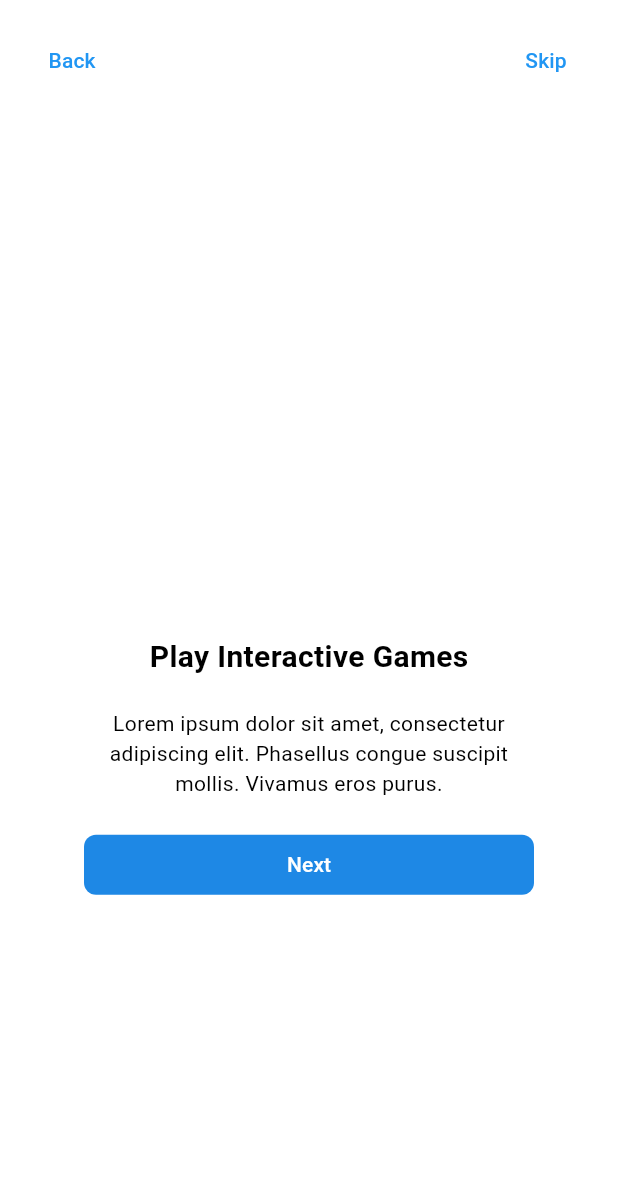
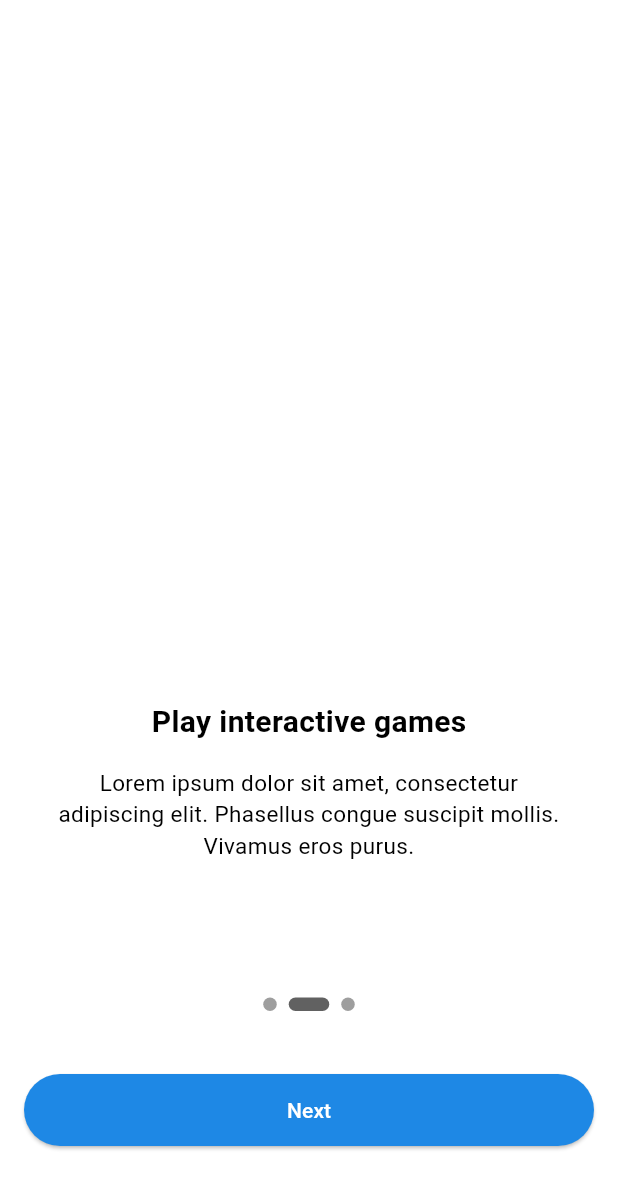
Before and after one commit to UBC-BEST/M2M-App, a Flutter app: the screen it shows after launch, after a tap on "Next", on a phone screen of 412 x 824 dp. Shown: the top 1189 px of the screen. Run offline on Flutter 3.47's test engine with Material 3 defaults, Android fonts, the phone set to English and light mode, and no system bars; drawn by our look-alikes of smooth_page_indicator; our stand-ins replace local_auth; missing offline and left inert: flutter_unity_widget.

Commit message:
Added in smooth_page_indicator, condensing code from 3 files into 1 - Easier to read, condensed code with a better UX/UI Introduction Design - Corresponds with the M2M-Wireframes on Figma

```diff
--- a/lib/main.dart
+++ b/lib/main.dart
@@ -1,7 +1,7 @@
 // main.dart
 import 'package:flutter/material.dart';
 
-import 'pages/Intro/intro1_page.dart';
+import 'pages/Intro/intro_pages.dart';
 
 void main() => runApp(const MainApp());
 
@@ -38,7 +38,7 @@ class NavigationScreen extends StatelessWidget {
   Widget build(BuildContext context) {
     return const Scaffold(
       body: Center(
-        child: IntroPage1(),
+        child: IntroPages(),
       ),
     );
   }
--- a/lib/pages/Intro/intro1_page.dart
+++ /dev/null
@@ -1,102 +0,0 @@
-import 'package:flutter/material.dart';
-import 'package:m2mapp/pages/Login/login_page.dart';
-import 'intro2_page.dart';
-
-void main() {
-  runApp(const MyApp());
-}
-
-class MyApp extends StatelessWidget {
-  const MyApp({super.key});
-
-  @override
-  Widget build(BuildContext context) {
-    return const MaterialApp(
-      home: IntroPage1(),
-    );
-  }
-}
-
-class IntroPage1 extends StatelessWidget {
-  const IntroPage1({super.key});
-
-  @override
-  Widget build(BuildContext context) {
-    return Scaffold(
-      body: Stack(
-        children: [
-          // Top Right Skip Button
-          SafeArea(
-            child: Align(
-              alignment: Alignment.topRight,
-              child: Padding(
-                padding: const EdgeInsets.all(16.0),
-                child: TextButton(
-                  style: TextButton.styleFrom(foregroundColor: Colors.blue),
-                  onPressed: () {
-                    Navigator.push(
-                      context,
-                      MaterialPageRoute(
-                        builder: (context) => const LoginPage(),
-                      ),
-                    );
-                  },
-                  child: const Text('Skip'),
-                ),
-              ),
-            ),
-          ),
-          // Centered Content
-          Center(
-            child: SingleChildScrollView(
-              child: SizedBox(
-                width: 300,
-                child: Column(
-                  mainAxisAlignment: MainAxisAlignment.center,
-                  crossAxisAlignment: CrossAxisAlignment.center,
-                  children: [
-                    const SizedBox(height: 200),
-                    const Text(
-                      'Complete Exercises',
-                      style: TextStyle(
-                        fontWeight: FontWeight.bold,
-                        fontSize: 20,
-                      ),
-                    ),
-                    const SizedBox(height: 20),
-                    const Text(
-                      'Lorem ipsum dolor sit amet, consectetur adipiscing elit. Phasellus congue suscipit mollis. Vivamus eros purus.',
-                      textAlign: TextAlign.center,
-                    ),
-                    const SizedBox(height: 20),
-                    SizedBox(
-                      width: double.infinity,
-                      child: TextButton(
-                        style: TextButton.styleFrom(
-                          foregroundColor: Colors.white,
-                          backgroundColor: Colors.blue.shade600,
-                          shape: RoundedRectangleBorder(
-                            borderRadius: BorderRadius.circular(8.0),
-                          ),
-                        ),
-                        onPressed: () {
-                          Navigator.push(
-                            context,
-                            MaterialPageRoute(
-                              builder: (context) => const IntroPage2(),
-                            ),
-                          );
-                        },
-                        child: const Text('Next'),
-                      ),
-                    ),
-                  ],
-                ),
-              ),
-            ),
-          ),
-        ],
-      ),
-    );
-  }
-}
--- a/lib/pages/Intro/intro2_page.dart
+++ /dev/null
@@ -1,128 +0,0 @@
-import 'package:flutter/material.dart';
-import 'package:m2mapp/pages/Intro/intro1_page.dart';
-import 'intro3_page.dart';
-import '../Login/login_page.dart';
-
-class IntroPage2 extends StatelessWidget {
-  const IntroPage2({super.key});
-  // All of Intro Pages 1-3 contain the exact same code
-  @override
-  Widget build(BuildContext context) {
-    return Scaffold(
-      body: Stack(
-        children: [
-          // Wrap both button with SafeArea to avoid notches
-          SafeArea(
-            child: Align(
-              alignment: Alignment.topLeft,
-              child: Padding(
-                padding: const EdgeInsets.all(16.0),
-                // Top Left Skip Button
-                child: TextButton(
-                  style: TextButton.styleFrom(foregroundColor: Colors.blue),
-                  onPressed: () {
-                    Navigator.push(
-                      context,
-                      PageRouteBuilder(
-                        pageBuilder: (context, animation, secondaryAnimation) =>
-                            const IntroPage1(),
-                        transitionsBuilder:
-                            (context, animation, secondaryAnimation, child) {
-                          // Custom slide transition for when the user wants to go back
-                          const begin = Offset(-1.0, 0.0);
-                          const end = Offset.zero;
-                          const curve = Curves.ease;
-
-                          var tween = Tween(begin: begin, end: end)
-                              .chain(CurveTween(curve: curve));
-
-                          return SlideTransition(
-                            position: animation.drive(tween),
-                            child: child,
-                          );
-                        },
-                      ),
-                    );
-                  },
-                  child: const Text('Back'),
-                ),
-              ),
-            ),
-          ),
-          // Wrap both button with SafeArea to avoid notches or hole punches
-          SafeArea(
-            child: Align(
-              alignment: Alignment.topRight,
-              child: Padding(
-                padding: const EdgeInsets.all(16.0),
-                // Top Right Text Button
-                child: TextButton(
-                  style: TextButton.styleFrom(foregroundColor: Colors.blue),
-                  onPressed: () {
-                    Navigator.push(
-                      context,
-                      MaterialPageRoute(
-                        builder: (context) => const LoginPage(),
-                      ),
-                    );
-                  },
-                  child: const Text('Skip'),
-                ),
-              ),
-            ),
-          ),
-
-          // Centered Content (text and title pretty much)
-          Center(
-            child: SingleChildScrollView(
-              child: SizedBox(
-                width: 300,
-                child: Column(
-                  mainAxisAlignment: MainAxisAlignment.center,
-                  crossAxisAlignment: CrossAxisAlignment.center,
-                  children: [
-                    const SizedBox(height: 200),
-                    const Text(
-                      'Play Interactive Games',
-                      style: TextStyle(
-                        fontWeight: FontWeight.bold,
-                        fontSize: 20,
-                      ),
-                    ),
-                    const SizedBox(height: 20),
-                    const Text(
-                      'Lorem ipsum dolor sit amet, consectetur adipiscing elit. Phasellus congue suscipit mollis. Vivamus eros purus.',
-                      textAlign: TextAlign.center,
-                    ),
-                    const SizedBox(height: 20),
-                    SizedBox(
-                      width: double.infinity,
-                      child: TextButton(
-                        style: TextButton.styleFrom(
-                          foregroundColor: Colors.white,
-                          backgroundColor: Colors.blue.shade600,
-                          shape: RoundedRectangleBorder(
-                            borderRadius: BorderRadius.circular(8.0),
-                          ),
-                        ),
-                        onPressed: () {
-                          Navigator.push(
-                            context,
-                            MaterialPageRoute(
-                              builder: (context) => const IntroPage3(),
-                            ),
-                          );
-                        },
-                        child: const Text('Next'),
-                      ),
-                    ),
-                  ],
-                ),
-              ),
-            ),
-          ),
-        ],
-      ),
-    );
-  }
-}
--- /dev/null
+++ b/lib/pages/Intro/intro_pages.dart
@@ -0,0 +1,155 @@
+import 'package:flutter/material.dart';
+import 'package:smooth_page_indicator/smooth_page_indicator.dart';
+import 'package:m2mapp/pages/Login/login_page.dart';
+
+void main() {
+  runApp(const MyApp());
+}
+
+class MyApp extends StatelessWidget {
+  const MyApp({super.key});
+
+  @override
+  Widget build(BuildContext context) {
+    return const MaterialApp(
+      home: IntroPages(),
+    );
+  }
+}
+
+class IntroPages extends StatefulWidget {
+  const IntroPages({super.key});
+
+  @override
+  State<IntroPages> createState() => _IntroPagesState();
+}
+
+class _IntroPagesState extends State<IntroPages> {
+  final PageController _pageController = PageController();
+  int _currentPage = 0; // Track the current page index
+
+  @override
+  void dispose() {
+    _pageController.dispose();
+    super.dispose();
+  }
+
+  @override
+  Widget build(BuildContext context) {
+    return Scaffold(
+      body: Stack(
+        children: [
+          // PageView to hold multiple intro pages
+          PageView(
+            controller: _pageController,
+            onPageChanged: (index) {
+              setState(() {
+                _currentPage = index; // Update the current page index
+              });
+            },
+            children: [
+              _buildPage(
+                title: 'Complete exercises',
+                description:
+                    'Lorem ipsum dolor sit amet, consectetur adipiscing elit. Phasellus congue suscipit mollis. Vivamus eros purus.',
+              ),
+              _buildPage(
+                title: 'Play interactive games',
+                description:
+                    'Lorem ipsum dolor sit amet, consectetur adipiscing elit. Phasellus congue suscipit mollis. Vivamus eros purus.',
+              ),
+              _buildPage(
+                title: 'Track your progress',
+                description:
+                    'Lorem ipsum dolor sit amet, consectetur adipiscing elit. Phasellus congue suscipit mollis. Vivamus eros purus.',
+              ),
+            ],
+          ),
+
+          // SmoothPageIndicator
+          Positioned(
+            bottom: 150, // Lowered the position of the SmoothPageIndicator
+            left: 0,
+            right: 0,
+            child: Center(
+              child: SmoothPageIndicator(
+                controller: _pageController,
+                count: 3,
+                effect: ExpandingDotsEffect(
+                  dotHeight: 9,
+                  dotWidth: 9,
+                  spacing: 8,
+                  dotColor: Colors.grey,
+                  activeDotColor: Colors.grey.shade700,
+                ),
+              ),
+            ),
+          ),
+
+          // "Next" or "Get Started" Button
+          Positioned(
+            bottom: 60,
+            left: 16,
+            right: 16,
+            child: ElevatedButton(
+              onPressed: () {
+                if (_currentPage < 2) {
+                  // Go to the next page
+                  _pageController.nextPage(
+                    duration: const Duration(milliseconds: 300),
+                    curve: Curves.easeInOut,
+                  );
+                } else {
+                  // Navigate to the LoginPage on the last page
+                  Navigator.push(
+                    context,
+                    MaterialPageRoute(builder: (context) => const LoginPage()),
+                  );
+                }
+              },
+              style: ElevatedButton.styleFrom(
+                backgroundColor: Colors.blue.shade600,
+                minimumSize: const Size(double.infinity, 48),
+              ),
+              child: Text(
+                style: const TextStyle(color: Colors.white),
+                _currentPage == 2
+                    ? 'Get Started'
+                    : 'Next', // Change text dynamically
+              ),
+            ),
+          ),
+        ],
+      ),
+    );
+  }
+
+  // Helper method to build a page
+  Widget _buildPage({required String title, required String description}) {
+    return Column(
+      mainAxisAlignment: MainAxisAlignment.center,
+      children: [
+        // Add some spacing above the text
+        const Spacer(flex: 3),
+        Text(
+          title,
+          style: const TextStyle(
+            fontWeight: FontWeight.bold,
+            fontSize: 20,
+          ),
+        ),
+        const SizedBox(height: 15),
+        Padding(
+          padding: const EdgeInsets.symmetric(horizontal: 35.0),
+          child: Text(
+            description,
+            textAlign: TextAlign.center,
+            style: const TextStyle(fontSize: 15),
+          ),
+        ),
+        // Add more spacing to push everything down
+        const SizedBox(height: 250),
+      ],
+    );
+  }
+}
--- a/pubspec.yaml
+++ b/pubspec.yaml
@@ -12,6 +12,7 @@ dependencies:
   badges: ^2.0.3
   local_auth: ^2.3.0
   flutter_unity_widget: ^2022.2.0
+  smooth_page_indicator: ^1.0.0
 
 dev_dependencies:
   flutter_test:
```
Also changed, not shown: lib/pages/Intro/intro3_page.dart (deleted, +0 -123 lines), pubspec.lock.
